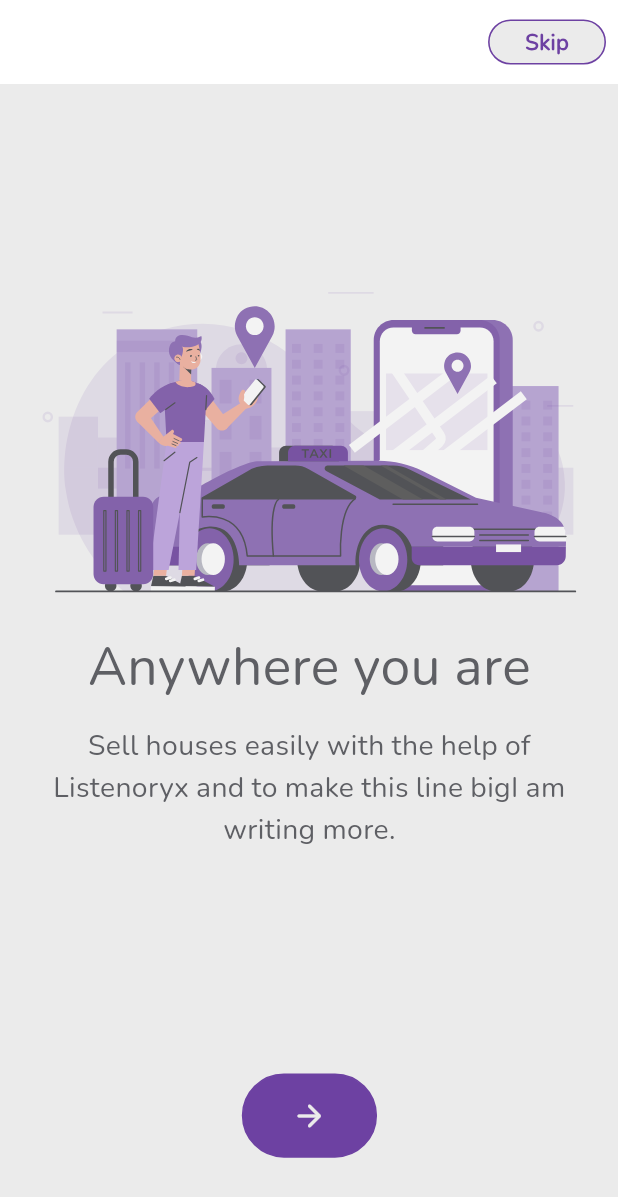
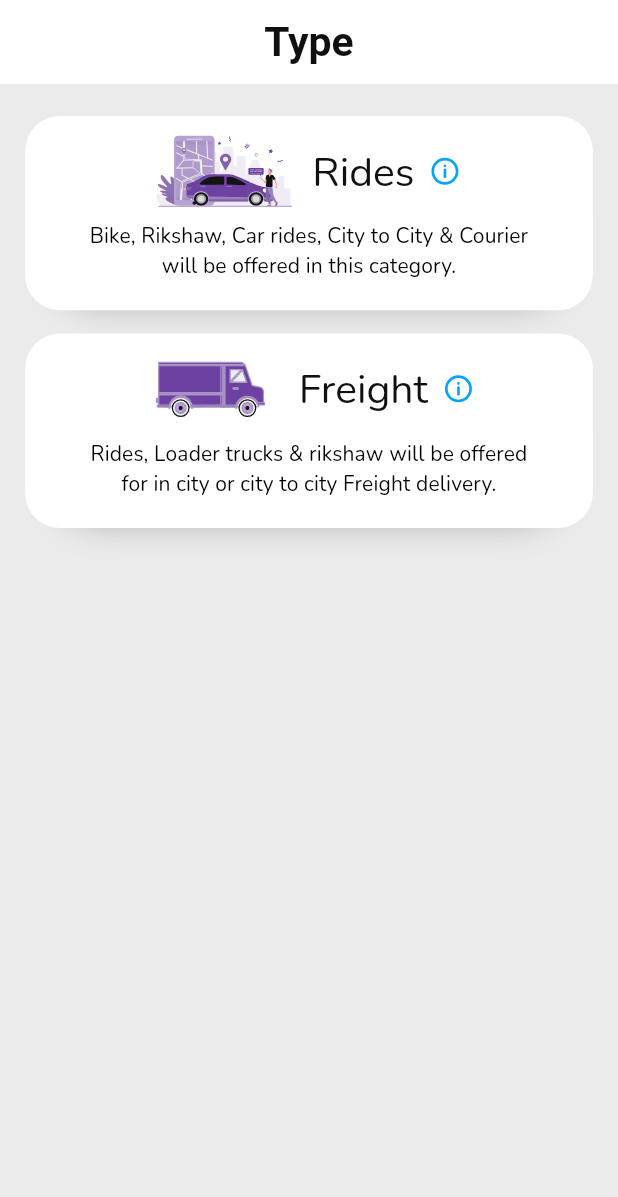
Before and after one commit to rashiddev0/ride_options_2, a Flutter app: the screen it shows after launch, on a phone screen of 412 x 824 dp. Shown: the top 1197 px of the screen. Run offline on Flutter 3.47's test engine with Material 3 defaults, Android fonts, the phone set to English and light mode, and no system bars; our stand-ins replace bloc, flutter_bloc, flutter_screenutil, flutter_svg, lottie, pin_code_fields; generated files the repository leaves out were written again.

Commit message:
vehicle type page

```diff
--- a/lib/common/const/assets.dart
+++ b/lib/common/const/assets.dart
@@ -13,4 +13,9 @@ class AppAssets {
   static const auto = 'assets/icons/auto.svg';
   static const car = 'assets/icons/car.svg';
   static const info = 'assets/icons/info.svg';
+  static const rides = 'assets/icons/rides.svg';
+  static const freight = 'assets/icons/freight.svg';
+
+  static const loaderRickshaw = 'assets/icons/loaderRickshaw.svg';
+
 }
--- /dev/null
+++ b/lib/driver_features/auth/data/models/vehicle_models.dart
@@ -0,0 +1,9 @@
+class VehicleModel {
+  final String image;
+  final String info;
+  final String name;
+  final String description;
+
+  VehicleModel({required this.image, required this.info, required this.name, required this.description});
+
+}
--- a/lib/driver_features/auth/presentation/view/vehicle_type/component/vehicle_type_container.dart
+++ b/lib/driver_features/auth/presentation/component/vehicle_type_container.dart
@@ -46,8 +46,10 @@ class VehicleTypeContainer extends StatelessWidget {
                 addWidth(12.w),
                 Text(
                   title,
+
                   style:
-                      TextStyle(fontSize: 26.sp, fontWeight: FontWeight.w400),
+                    Theme.of(context).textTheme.headlineMedium,
+
                 ),
                 addWidth(8.w),
                 SvgPicture.asset(AppAssets.info),
--- /dev/null
+++ b/lib/driver_features/auth/presentation/view/vehicle_type_screen.dart
@@ -0,0 +1,67 @@
+import 'package:ride_options_2/common/const/export.dart';
+import '../../data/models/vehicle_models.dart';
+import '../component/vehicle_type_container.dart';
+
+class VehicleTypeScreen extends StatelessWidget {
+   VehicleTypeScreen({super.key});
+
+
+
+   List<VehicleModel> _getVehicleList(BuildContext context) {
+     return [
+       VehicleModel(
+         image: AppAssets.rides,
+         info: 'Rides',
+         name: AppLocalizations.of(context)!.rides,
+         description:  AppLocalizations.of(context)!.bikeRikshawCarTextDescription,
+       ),
+       VehicleModel(
+         image: AppAssets.freight,
+         info: 'Freight',
+         name: AppLocalizations.of(context)!.freight,
+         description: AppLocalizations.of(context)!.ridesFreightDescription,
+       ),
+     ];
+   }
+
+
+  @override
+  Widget build(BuildContext context) {
+    List<VehicleModel> vehicle = _getVehicleList(context);
+    return Scaffold(
+      appBar: AppBar(
+        title: Text(
+          AppLocalizations.of(context)!.type,
+        ),
+      ),
+      body: Center(
+        child: Padding(
+          padding: EdgeInsets.symmetric(vertical: 22.h,horizontal: 16.w),
+          child: ListView.separated(
+            itemBuilder: (BuildContext context, int index) {
+              return  VehicleTypeContainer(
+                title: vehicle[index].name,
+                icon: vehicle[index].image,
+                desc: vehicle[index].description,
+                onTap: () {
+
+                  if(vehicle[index].name=="Rides"){
+                    Navigator.pushNamed(context, AppRoute.vehicleRideTypeScreen,);
+                  }else{
+                    Navigator.pushNamed(context, AppRoute.vehicleFrightTypeScreen,);
+                  }
+
+                },
+              );
+            },
+            separatorBuilder: (BuildContext context, int index) {
+              return addHeight(16.h);
+            },
+            itemCount: vehicle.length,
+
+          ),
+        ),
+      ),
+    );
+  }
+}
--- a/lib/l10n/app_en.arb
+++ b/lib/l10n/app_en.arb
@@ -23,6 +23,68 @@
   "phoneVerification": "Phone verification",
   "enterYourOtp": "Enter your OTP code",
   "didtReceiveCode": "Did’t receive code?",
-  "resendAgain": "Resend again"
+  "resendAgain": "Resend again",
+
+
+
+
+
+
+
+
+
+
+
+
+
+  "type":"Type",
+  "freight": "Freight",
+  "rides": "Rides",
+  "ridesFreightDescription": "Rides, Loader trucks & rikshaw will be offered for in city or city to city Freight delivery.",
+  "bikeRikshawCarTextDescription":"Bike, Rikshaw, Car rides, City to City & Courier will be offered in this category.",
+
+   "bike": "Bike",
+   "bikeDescription": "Economy fast and easiest way to move around the city.",
+   "auto": "Auto",
+   "autoDescription": "Convenient economy and fast service recommended for 2 persons.",
+   "car": "Car",
+   "carDescription": "Best low budget travel option for up to 4 persons.",
+
+"loaderRikshaw": "Loader Rikshaw",
+  "@loaderRikshaw": {
+    "description": "Label for loader rikshaw transportation option"
+  },
+  "loaderRikshawDescription": "Loading capacity up to 700kg. Size 6x4 feet. i.e New Asia, Sazgar loader",
+  "@loaderRikshawDescription": {
+    "description": "Description for loader rikshaw transportation option"
+  },
+  "truckSmall": "Truck Small",
+  "@truckSmall": {
+    "description": "Label for small truck transportation option"
+  },
+  "truckSmallDescription": "Loading capacity up to 1 ton. Size 6x5 feet. i.e Suzuki Ravi, Faw carrier",
+  "@truckSmallDescription": {
+    "description": "Description for small truck transportation option"
+  },
+  "truckMedium": "Truck Medium",
+  "@truckMedium": {
+    "description": "Label for medium truck transportation option"
+  },
+  "truckMediumDescription": "Loading capacity up to 1.5 tons. Size 10x6.5 feet. i.e Hyundai Shehzore, Foton",
+  "@truckMediumDescription": {
+    "description": "Description for medium truck transportation option"
+  },
+  "truckLarge": "Truck Large",
+  "@truckLarge": {
+    "description": "Label for large truck transportation option"
+  },
+  "truckLargeDescription": "Loading capacity up to 5 tons. Size 18x8 feet. i.e Hyundai Mighty, Mazda, Forland",
+  "@truckLargeDescription": {
+    "description": "Description for large truck transportation option"
+  },
+
+
+
+
 
 }
--- a/lib/main.dart
+++ b/lib/main.dart
@@ -52,7 +52,7 @@ class MyApp extends StatelessWidget {
                       // themeMode: ThemeMode.system,
 
                       onGenerateRoute: AppRoute.generateRoute,
-                      initialRoute: AppRoute.splashScreen,
+                      initialRoute: AppRoute.vehicleTypeScreen,
                       theme: BlocProvider.of<ThemeCubit>(context).isDarkMode ==
                               true
                           ? AppTheme.darkTheme(
--- a/lib/routes/app_route.dart
+++ b/lib/routes/app_route.dart
@@ -3,9 +3,11 @@ import 'package:ride_options_2/common/const/export.dart';
 import 'package:ride_options_2/common_features/auth/presentation/view/account_type/account_type.dart';
 import 'package:ride_options_2/common_features/onboarding/onboard_one.dart';
 import 'package:ride_options_2/common_features/splash_screen/splash_screen.dart';
-import 'package:ride_options_2/driver_features/auth/presentation/view/vehicle_type/vehicle_type.dart';
+import 'package:ride_options_2/driver_features/auth/presentation/view/vehicle_type_screen.dart';
 
 import '../common_features/auth/presentation/view/number/number_screen.dart';
+import '../driver_features/auth/presentation/view/vehicle_fright_type_screen.dart';
+import '../driver_features/auth/presentation/view/vehicle_ride_type_screen.dart';
 
 class AppRoute {
   static const splashScreen = '/splash_screen';
@@ -13,7 +15,16 @@ class AppRoute {
   static const accountType = '/account_type';
   static const numberScreen = '/number_screen';
   static const otpScreen = '/otp';
-  static const vehicleType = '/vehicle_type';
+
+
+
+
+  ///*********** Driver Routes
+  static const vehicleTypeScreen = '/vehicleTypeScreen';
+  static const vehicleRideTypeScreen = '/vehicleRideTypeScreen';
+  static const vehicleFrightTypeScreen = '/vehicleFrightTypeScreen';
+
+
 
   static Route<Object>? generateRoute(RouteSettings settings) {
     switch (settings.name) {
@@ -46,11 +57,26 @@ class AppRoute {
           builder: (_) => const OTPScreen(),
           settings: settings,
         );
-      case vehicleType:
+
+      case vehicleTypeScreen:
         return MaterialPageRoute(
-          builder: (_) => const VehicleType(),
+          builder: (_) => VehicleTypeScreen(),
           settings: settings,
         );
+
+      case vehicleRideTypeScreen:
+        return MaterialPageRoute(
+          builder: (_) => VehicleRideTypeScreen(),
+          settings: settings,
+        );
+
+      case vehicleFrightTypeScreen:
+        return MaterialPageRoute(
+          builder: (_) => VehicleFreightTypeScreen(),
+          settings: settings,
+        );
+
+
 
       default:
         return null;
```
Also changed, not shown: lib/common_features/auth/presentation/view/account_type/account_type.dart (+8 -1 lines), lib/driver_features/auth/data/new.dart (deleted, +0 -10 lines), lib/driver_features/auth/presentation/view/vehicle_fright_type_screen.dart (added, +79 -0 lines), lib/driver_features/auth/presentation/view/vehicle_ride_type_screen.dart (added, +74 -0 lines), lib/driver_features/auth/presentation/view/vehicle_type/vehicle_type.dart (deleted, +0 -33 lines), lib/l10n/app_ur.arb (+70 -1 lines), assets/icons/freight.svg (added), assets/icons/loaderRickshaw.svg (added), assets/icons/rides.svg (added).
